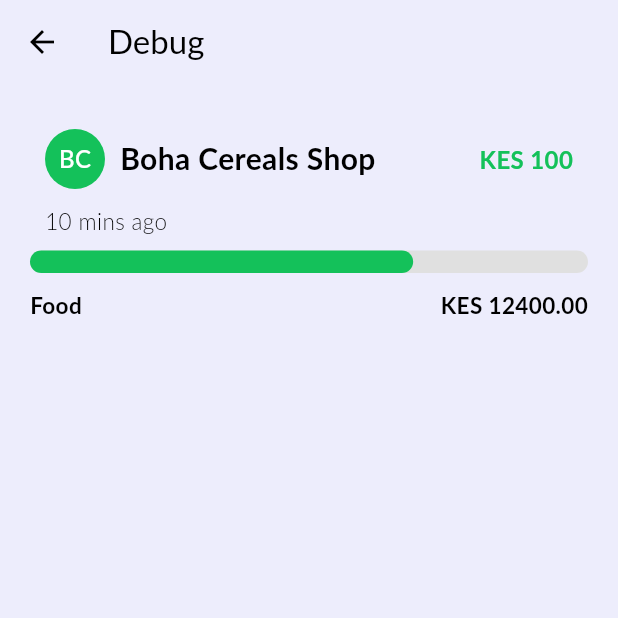
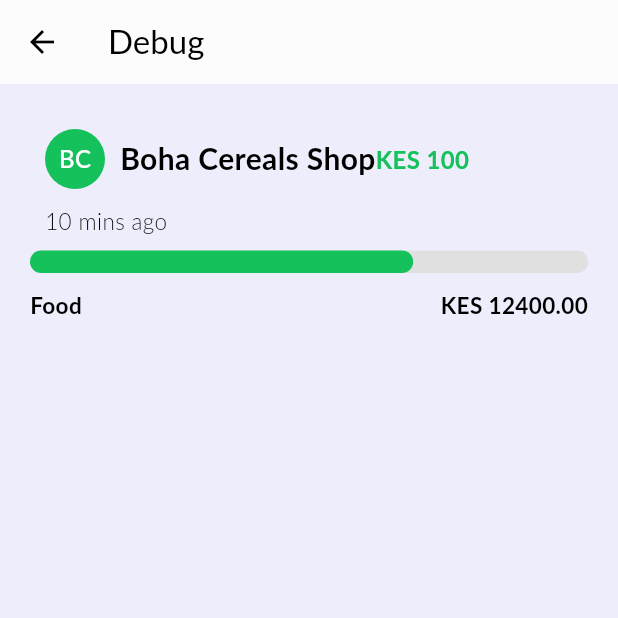
Before and after one commit to ngareleo/mapesa, a Flutter app: the DebugPage screen opened directly, on a phone screen of 412 x 824 dp, the top half of it. Run offline on Flutter 3.47's test engine with Material 3 defaults, Android fonts, the phone set to English and light mode, and no system bars; our stand-ins replace dio, flutter_dotenv, isar, permission_handler, shared_preferences; missing offline and left inert: cron, flagsmith, telephony; accounts and stored records are empty; generated files the repository leaves out were written again; Roboto replaces fonts that are missing (Lato).

Commit message:
Fix text overflow. Fix avatars

```diff
--- a/lib/main.dart
+++ b/lib/main.dart
@@ -15,11 +15,12 @@
 void main() async {
   WidgetsFlutterBinding.ensureInitialized();
   await dotenv.load();
-
   // Initialize isar: our local store
   final dir = await getApplicationDocumentsDirectory();
   // Initialize repositories: for fetching data
   final isar = await Isar.open([CompactTransactionSchema], directory: dir.path);
+
+  // A store for failed transactions. Will deprecate later
   FailedTransactionsRepository.init(isar);
   // Initialize auth provider; for auth related
   await AuthProvider.init();
--- a/lib/src/common/cards/primary_item_card.dart
+++ b/lib/src/common/cards/primary_item_card.dart
@@ -21,10 +21,7 @@
     return InkWell(
       onTap: onTap,
       child: SizedBox(
-        width: MediaQuery.of(context)
-            .size
-            .width, // sets width to full width of screen),
-        // sets height to full height of screen),
+        width: MediaQuery.of(context).size.width,
         child: Padding(
           padding: const EdgeInsets.all(10),
           child: Column(
@@ -37,14 +34,16 @@
                   const SizedBox(
                     width: 10,
                   ),
-                  Text(
-                    title,
-                    style: const TextStyle(
-                      fontSize: 20,
-                      fontWeight: FontWeight.bold,
+                  Flexible(
+                    child: Text(
+                      title,
+                      overflow: TextOverflow.ellipsis,
+                      style: const TextStyle(
+                        fontSize: 20,
+                        fontWeight: FontWeight.bold,
+                      ),
                     ),
                   ),
-                  const Spacer(),
                   rightWidget
                 ],
               ),
--- a/lib/src/common/theme.dart
+++ b/lib/src/common/theme.dart
@@ -12,6 +12,9 @@
         background: Color(0xFFF0F0F0),
         surface: Color(0xFFEDEDFC)),
     useMaterial3: true,
+    appBarTheme: const AppBarTheme(
+      backgroundColor: Color(0xFFFCFCFC),
+    ),
     navigationBarTheme: NavigationBarThemeData(
       backgroundColor: const Color(0xFFFCFCFC),
       indicatorColor: _primaryColor,
--- a/lib/src/mapesa_app.dart
+++ b/lib/src/mapesa_app.dart
@@ -3,6 +3,7 @@
 import 'package:mapesa/src/features/auth_provider.dart';
 import 'package:mapesa/src/features/feature_flags_provider.dart';
 import 'package:mapesa/src/pages/m1/auth_page.dart';
+import 'package:mapesa/src/pages/m1/home_page.dart';
 import 'package:mapesa/src/pages/m2/home_page.dart';
 import 'package:provider/provider.dart';
 
@@ -22,7 +23,7 @@
         home: mapesaM1Enabled
             ? const HomePageV2()
             : authProvider.isLoggedIn()
-                ? const HomePageV2()
+                ? const HomePage()
                 : const AuthPage(),
       );
     });
--- a/lib/src/models/transactions/airtime_for_transaction.dart
+++ b/lib/src/models/transactions/airtime_for_transaction.dart
@@ -91,7 +91,9 @@
     return PrimaryItemCard(
         title: "Airtime",
         subtitle: prettifyTimeDifference(dateTime),
-        icon: const Text("A"),
+        icon: const CircleAvatar(
+          child: Text("AF"),
+        ),
         rightWidget: Text("KES $amount"),
         onTap: () {});
   }
--- a/lib/src/models/transactions/airtime_transaction.dart
+++ b/lib/src/models/transactions/airtime_transaction.dart
@@ -88,7 +88,9 @@
     return PrimaryItemCard(
         title: "Airtime",
         subtitle: prettifyTimeDifference(dateTime),
-        icon: const Text("A"),
+        icon: const CircleAvatar(
+          child: Text("A"),
+        ),
         rightWidget: Text("KES $amount"),
         onTap: () {
           // TODO: open transaction details page
--- a/lib/src/models/transactions/deposit_transaction.dart
+++ b/lib/src/models/transactions/deposit_transaction.dart
@@ -94,7 +94,9 @@
     return PrimaryItemCard(
       title: "Deposit",
       subtitle: prettifyTimeDifference(dateTime),
-      icon: const Text("D"),
+      icon: const CircleAvatar(
+        child: Text("D"),
+      ),
       rightWidget: Text("KES $amount"),
       onTap: () {},
     );
--- a/lib/src/models/transactions/fuliza_transaction.dart
+++ b/lib/src/models/transactions/fuliza_transaction.dart
@@ -91,7 +91,9 @@
     return PrimaryItemCard(
       title: "Fuliza",
       subtitle: prettifyTimeDifference(dateTime),
-      icon: const Text("F"),
+      icon: const CircleAvatar(
+        child: Text("F"),
+      ),
       rightWidget: Text(
         "Ksh. $amount",
       ),
--- a/lib/src/models/transactions/lipa_na_mpesa_transaction.dart
+++ b/lib/src/models/transactions/lipa_na_mpesa_transaction.dart
@@ -84,7 +84,9 @@
     return PrimaryItemCard(
       title: subject,
       subtitle: prettifyTimeDifference(dateTime),
-      icon: const Text("L"),
+      icon: const CircleAvatar(
+        child: Text("L"),
+      ),
       rightWidget: Text("KES $amount"),
       onTap: () {},
     );
--- a/lib/src/models/transactions/paybill_transaction.dart
+++ b/lib/src/models/transactions/paybill_transaction.dart
@@ -99,7 +99,9 @@
   Widget toTransactionListItem() {
     final amount = transactionAmount.amount.toString();
     return PrimaryItemCard(
-      icon: const Text("P"),
+      icon: const CircleAvatar(
+        child: Text("P"),
+      ),
       title: "$subjectAccount - $subject",
       subtitle: prettifyTimeDifference(dateTime),
       rightWidget: Text("KES $amount"),
--- a/lib/src/models/transactions/receive_money_transaction.dart
+++ b/lib/src/models/transactions/receive_money_transaction.dart
@@ -97,7 +97,9 @@
   Widget toTransactionListItem() {
     final amount = transactionAmount.amount.toString();
     return PrimaryItemCard(
-      icon: const Text("R"),
+      icon: const CircleAvatar(
+        child: Text("R"),
+      ),
       title: subject,
       subtitle: prettifyTimeDifference(dateTime),
       rightWidget: Text("KES $amount"),
--- a/lib/src/models/transactions/send_money_transaction.dart
+++ b/lib/src/models/transactions/send_money_transaction.dart
@@ -106,7 +106,9 @@
   Widget toTransactionListItem() {
     final amount = transactionAmount.amount.toString();
     return PrimaryItemCard(
-      icon: const Text("P"),
+      icon: const CircleAvatar(
+        child: Text("S"),
+      ),
       title: subject,
       subtitle: prettifyTimeDifference(dateTime),
       rightWidget: Text("KES $amount"),
--- a/lib/src/models/transactions/withdraw_transaction.dart
+++ b/lib/src/models/transactions/withdraw_transaction.dart
@@ -101,7 +101,9 @@
   Widget toTransactionListItem() {
     final amount = transactionAmount.amount.toString();
     return PrimaryItemCard(
-      icon: const Text("W"),
+      icon: const CircleAvatar(
+        child: Text("W"),
+      ),
       title: "Withdraw",
       subtitle: prettifyTimeDifference(dateTime),
       rightWidget: Text("KES $amount"),
```
Also changed, not shown: lib/src/pages/m2/dashboard_page.dart (added, +71 -0 lines), lib/src/pages/m2/home_page.dart (+28 -45 lines).
